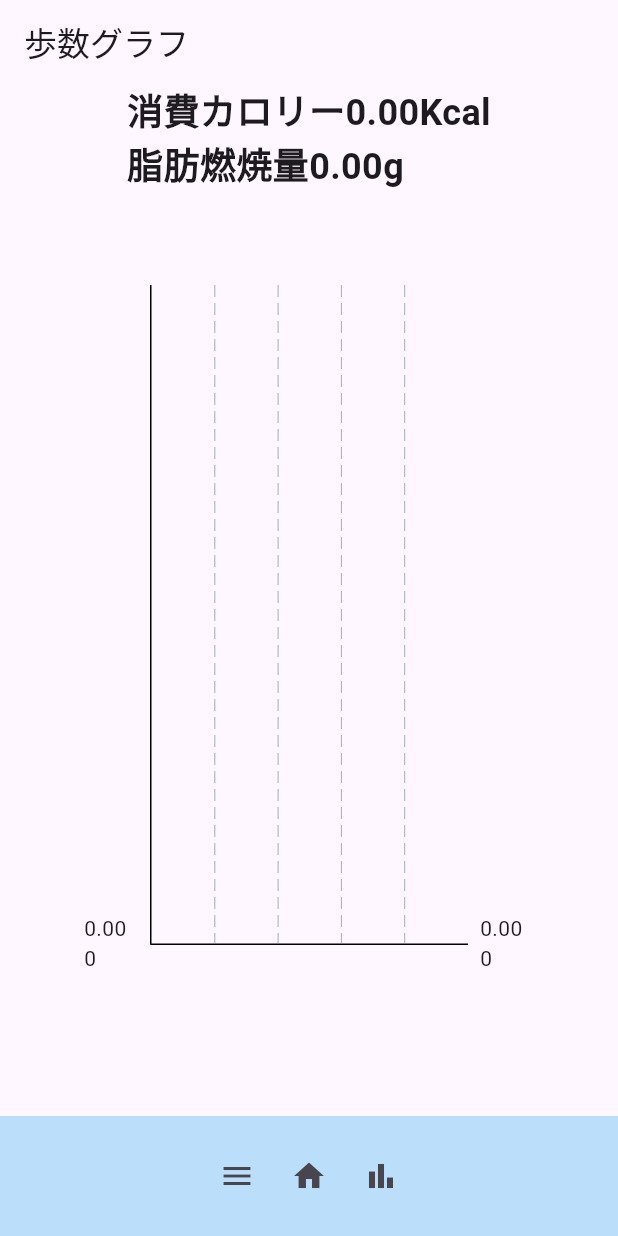
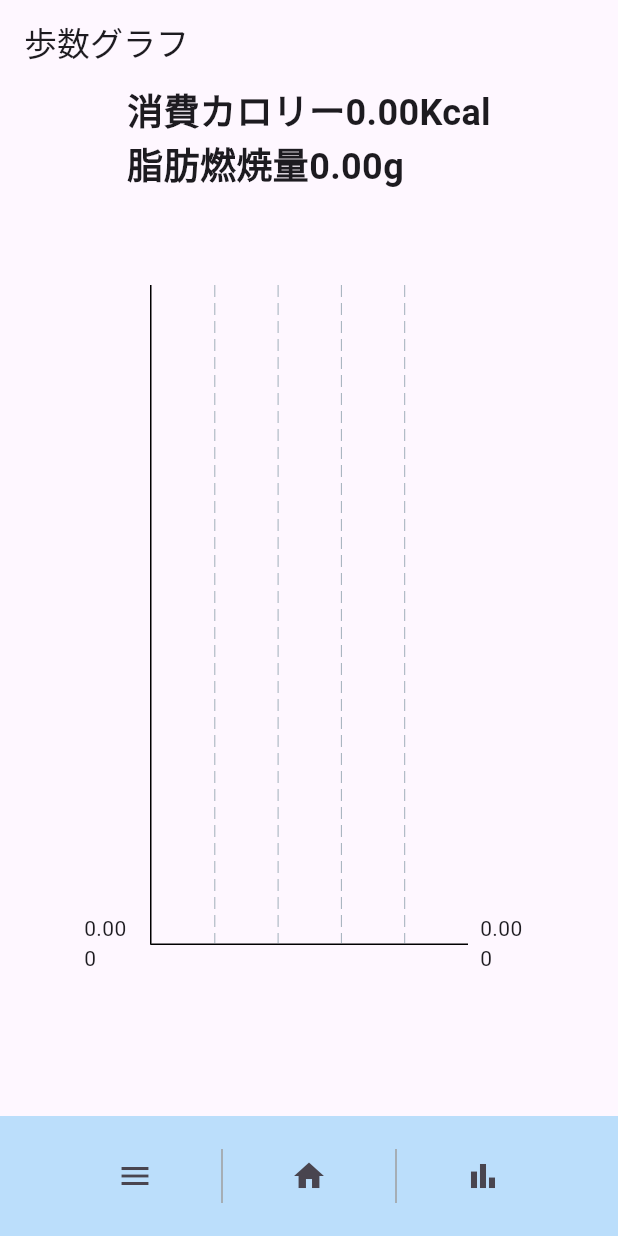
Before and after one commit to maka519/intern_walk, a Flutter app: the HistoryState screen opened directly with empty values, after a tap on the "bar chart" icon, on a phone screen of 412 x 824 dp. Run offline on Flutter 3.47's test engine with Material 3 defaults, Android fonts, the phone set to English and light mode, and no system bars; drawn by our look-alikes of fl_chart; our stand-ins replace sensors_plus, shared_preferences; accounts and stored records are empty.

Commit message:
ボタン
・ボタンの当たり判定を調整
・ボタン間に区切りを追加

```diff
--- a/lib/bar.dart
+++ b/lib/bar.dart
@@ -94,7 +94,10 @@
           mainAxisAlignment: MainAxisAlignment.center,
 
           children: [
-            IconButton(
+            SizedBox(
+              width: 100,
+              height: 60,
+              child: IconButton(
                 icon: const Icon(Icons.menu),
                 onPressed: () {
                   Navigator.push(
@@ -106,7 +109,19 @@
                   );
                 },
               ),
-            IconButton(
+            ),
+
+            const VerticalDivider(
+              color: Colors.grey, // 線の色
+              thickness: 1, // 線の太さ
+              indent: 10, // 上の余白
+              endIndent: 10, // 下の余白
+            ),
+
+            SizedBox(
+              width: 100,
+              height: 60,
+              child: IconButton(
                 icon: const Icon(Icons.home),
                 onPressed: () {
                   Navigator.push(
@@ -115,7 +130,23 @@
                   );
                 },
               ),
-            IconButton(icon: const Icon(Icons.bar_chart), onPressed: () {}),
+            ),
+
+            const VerticalDivider(
+              color: Colors.grey, // 線の色
+              thickness: 1, // 線の太さ
+              indent: 10, // 上の余白
+              endIndent: 10, // 下の余白
+            ),
+
+            SizedBox(
+              width: 100,
+              height: 60,
+              child: IconButton(
+                icon: const Icon(Icons.bar_chart),
+                onPressed: () {},
+              ),
+            ),
           ],
         ),
       ),
--- a/lib/history.dart
+++ b/lib/history.dart
@@ -112,10 +112,25 @@ class HistoryPage extends State<HistoryState> {
       bottomNavigationBar: BottomAppBar(
         color: Colors.blue.shade100,
         child: Row(
-          mainAxisAlignment: MainAxisAlignment.spaceAround,
+          mainAxisAlignment: MainAxisAlignment.center,
           children: [
-            IconButton(icon: const Icon(Icons.menu), onPressed: () {}),
-            IconButton(
+            SizedBox(
+              width: 100,
+              height: 60,
+              child: IconButton(icon: const Icon(Icons.menu), onPressed: () {}),
+            ),
+
+            const VerticalDivider(
+              color: Colors.grey, // 線の色
+              thickness: 1, // 線の太さ
+              indent: 10, // 上の余白
+              endIndent: 10, // 下の余白
+            ),
+
+            SizedBox(
+              width: 100,
+              height: 60,
+              child: IconButton(
                 icon: const Icon(Icons.home),
                 onPressed: () {
                   Navigator.push(
@@ -124,7 +139,19 @@ class HistoryPage extends State<HistoryState> {
                   );
                 },
               ),
-            IconButton(
+            ),
+
+            const VerticalDivider(
+              color: Colors.grey, // 線の色
+              thickness: 1, // 線の太さ
+              indent: 10, // 上の余白
+              endIndent: 10, // 下の余白
+            ),
+
+            SizedBox(
+              width: 100,
+              height: 60,
+              child: IconButton(
                 icon: const Icon(Icons.bar_chart),
                 onPressed: () {
                   Navigator.push(
@@ -139,6 +166,7 @@ class HistoryPage extends State<HistoryState> {
                   );
                 },
               ),
+            ),
           ],
         ),
       ),
```
Also changed, not shown: lib/home.dart (+30 -4 lines). Lines whose indentation alone changed are shown as unchanged.
